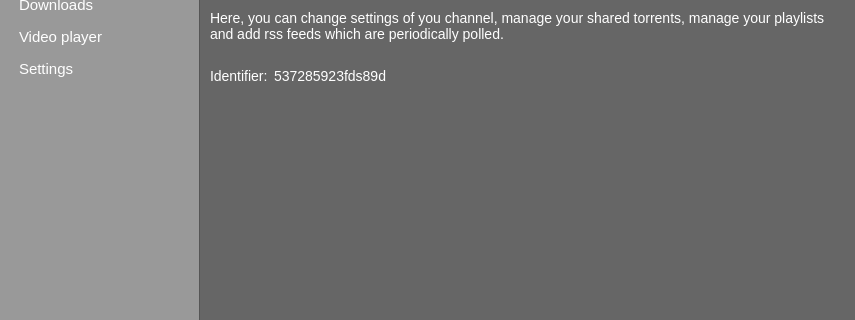
Before: the Qt Designer form TriblerGUI/qt_resources/mainwindow.ui in devos50/TriblerGUI, drawn with Qt 5; both pictures show x 0 to 855 and y 165 to 485 of the 855 by 635 pixel window.
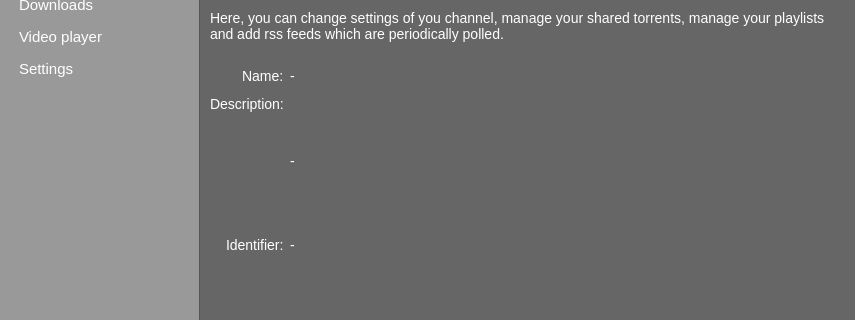
After: the same form once the commit is applied. The open tabs and pages were chosen to show the change. Icons and pictures are not drawn. Custom widgets are drawn as their Qt base class.

Commit message: Implemented loading of torrents and rss feeds in your channel

Diff of the .ui file:
```diff
--- a/TriblerGUI/qt_resources/mainwindow.ui
+++ b/TriblerGUI/qt_resources/mainwindow.ui
@@ -1438,6 +1438,9 @@
                   </item>
                   <item>
                    <layout class="QFormLayout" name="formLayout_3">
+                    <property name="fieldGrowthPolicy">
+                     <enum>QFormLayout::ExpandingFieldsGrow</enum>
+                    </property>
                     <property name="labelAlignment">
                      <set>Qt::AlignRight|Qt::AlignTrailing|Qt::AlignVCenter</set>
                     </property>
@@ -1450,7 +1453,7 @@
                     <property name="topMargin">
                      <number>0</number>
                     </property>
-                    <item row="0" column="0">
+                    <item row="2" column="0">
                      <widget class="QLabel" name="label_8">
                       <property name="styleSheet">
                        <string notr="true">color: white;
@@ -1461,14 +1464,67 @@
                       </property>
                      </widget>
                     </item>
-                    <item row="0" column="1">
+                    <item row="2" column="1">
+                     <widget class="QLabel" name="my_channel_identifier_label">
+                      <property name="styleSheet">
+                       <string notr="true">color: white;
+font-size: 14px;</string>
+                      </property>
+                      <property name="text">
+                       <string>-</string>
+                      </property>
+                     </widget>
+                    </item>
+                    <item row="0" column="0">
                      <widget class="QLabel" name="label_9">
                       <property name="styleSheet">
                        <string notr="true">color: white;
 font-size: 14px;</string>
                       </property>
                       <property name="text">
-                       <string>537285923fds89d</string>
+                       <string>Name:</string>
+                      </property>
+                     </widget>
+                    </item>
+                    <item row="0" column="1">
+                     <widget class="QLabel" name="my_channel_name_label_2">
+                      <property name="styleSheet">
+                       <string notr="true">color: white;
+font-size: 14px;</string>
+                      </property>
+                      <property name="text">
+                       <string>-</string>
+                      </property>
+                     </widget>
+                    </item>
+                    <item row="1" column="0">
+                     <widget class="QLabel" name="label_25">
+                      <property name="styleSheet">
+                       <string notr="true">color: white;
+font-size: 14px;</string>
+                      </property>
+                      <property name="text">
+                       <string>Description:</string>
+                      </property>
+                     </widget>
+                    </item>
+                    <item row="1" column="1">
+                     <widget class="QLabel" name="my_channel_description_label">
+                      <property name="sizePolicy">
+                       <sizepolicy hsizetype="Preferred" vsizetype="MinimumExpanding">
+                        <horstretch>0</horstretch>
+                        <verstretch>0</verstretch>
+                       </sizepolicy>
+                      </property>
+                      <property name="styleSheet">
+                       <string notr="true">color: white;
+font-size: 14px;</string>
+                      </property>
+                      <property name="text">
+                       <string>-</string>
+                      </property>
+                      <property name="wordWrap">
+                       <bool>true</bool>
                       </property>
                      </widget>
                     </item>
```
Left out of the diff: 244 changed lines with no effect on the pictures. The commit also changes 3 other files.
